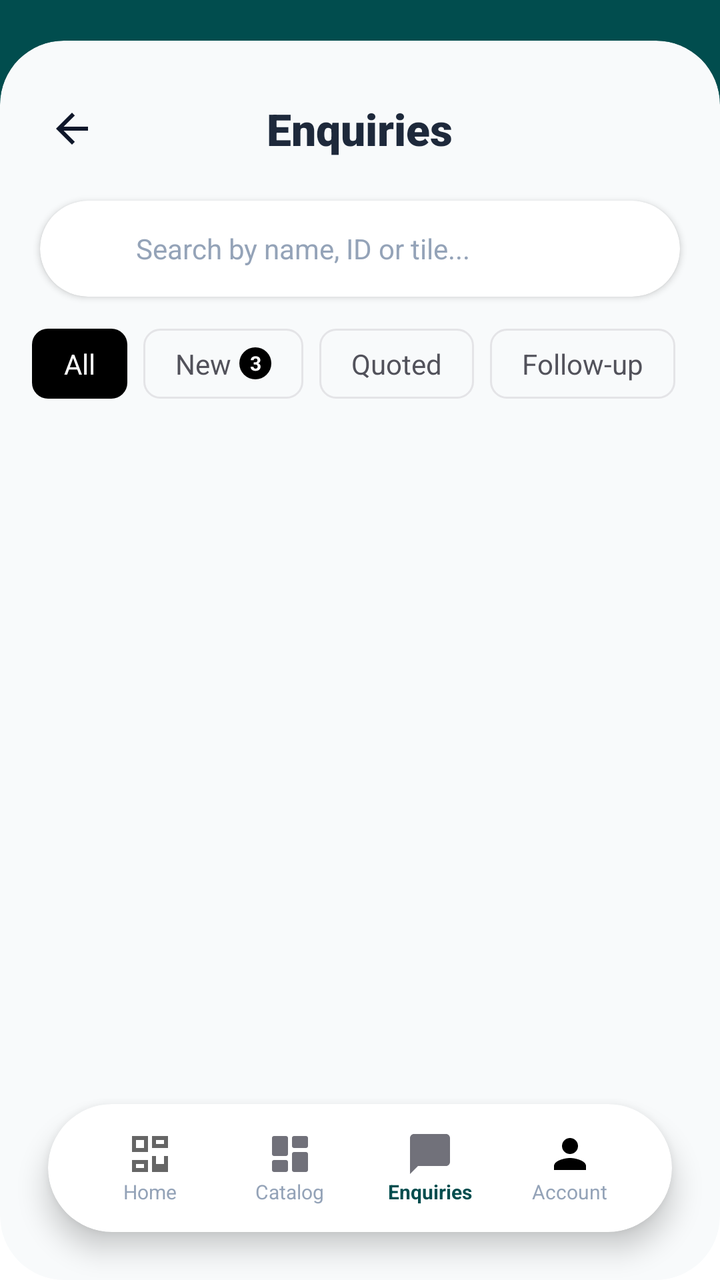
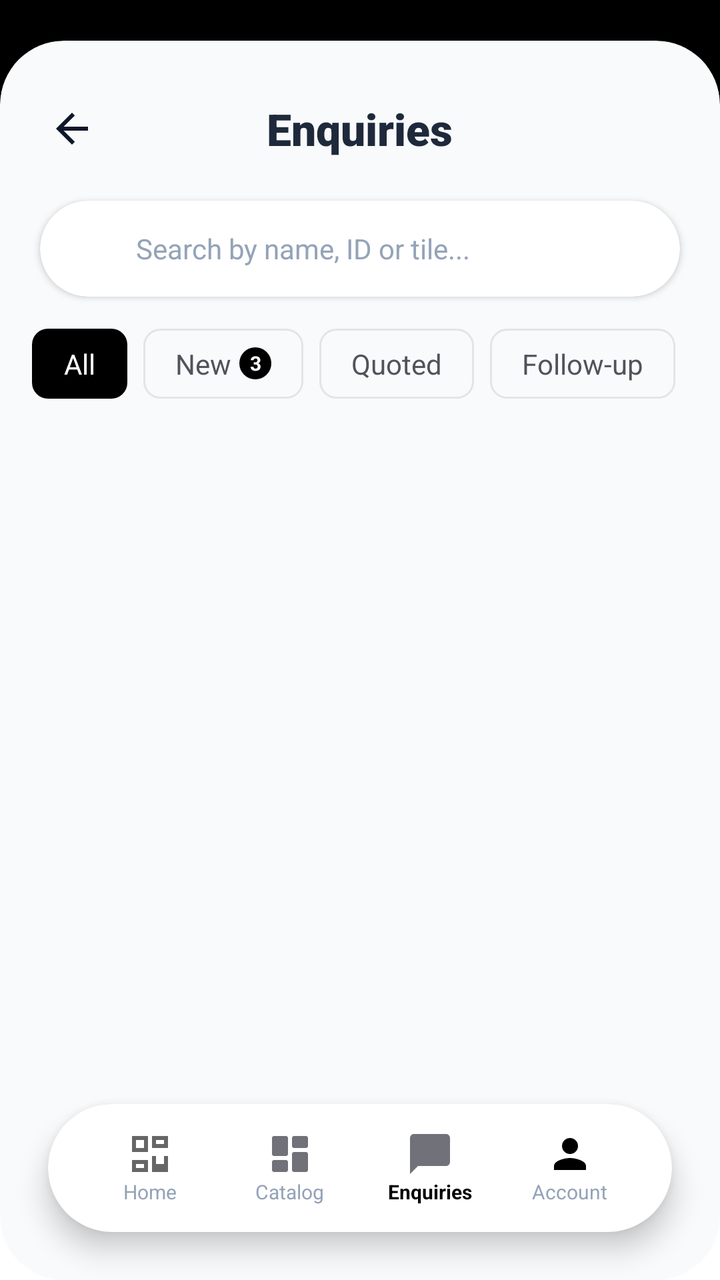

Before-and-after screenshots of an Android layout around one commit, followed by the original layout XML and the change that was made.
<!-- AndroidManifest.xml: activity theme AppTheme -->
<!-- res/layout/activity_enquiries.xml -->
<RelativeLayout xmlns:android="http://schemas.android.com/apk/res/android"
    xmlns:app="http://schemas.android.com/apk/res-auto"
    android:layout_width="match_parent"
    android:layout_height="match_parent"
    android:background="@color/background_light"
    android:fitsSystemWindows="false">

    
    <LinearLayout
        android:id="@+id/header_section"
        android:layout_width="match_parent"
        android:layout_height="80dp"
        android:background="#014d4e"
        android:orientation="vertical" />

    
    <androidx.cardview.widget.CardView
        android:layout_width="match_parent"
        android:layout_height="match_parent"
        android:layout_below="@id/header_section"
        android:layout_marginTop="-60dp"
        app:cardCornerRadius="32dp"
        app:cardElevation="0dp"
        app:cardBackgroundColor="#F8FAFB">

        <LinearLayout
            android:layout_width="match_parent"
            android:layout_height="match_parent"
            android:orientation="vertical"
            android:paddingTop="12dp">

            
            <RelativeLayout
                android:layout_width="match_parent"
                android:layout_height="wrap_content"
                android:paddingHorizontal="16dp"
                android:paddingVertical="12dp">

                <ImageView
                    android:id="@+id/btnBack"
                    android:layout_width="40dp"
                    android:layout_height="40dp"
                    android:src="@drawable/ic_arrow_back"
                    app:tint="#014d4e"
                    android:background="?attr/selectableItemBackgroundBorderless"
                    android:clickable="true"
                    android:focusable="true"
                    android:padding="8dp"
                    android:layout_alignParentStart="true"
                    android:layout_centerVertical="true" />

                <TextView
                    android:layout_width="wrap_content"
                    android:layout_height="wrap_content"
                    android:text="Enquiries"
                    android:textColor="#1E293B"
                    android:textSize="22sp"
                    android:fontFamily="sans-serif-black"
                    android:layout_centerInParent="true" />
            </RelativeLayout>

            
            <androidx.cardview.widget.CardView
                android:layout_width="match_parent"
                android:layout_height="48dp"
                android:layout_marginHorizontal="20dp"
                android:layout_marginTop="4dp"
                android:layout_marginBottom="12dp"
                app:cardCornerRadius="24dp"
                app:cardElevation="2dp"
                app:cardBackgroundColor="@color/white">
                <LinearLayout
                    android:layout_width="match_parent"
                    android:layout_height="match_parent"
                    android:gravity="center_vertical"
                    android:paddingHorizontal="16dp">
                    <ImageView
                        android:layout_width="20dp"
                        android:layout_height="20dp"
                        android:src="@drawable/ic_search"
                        app:tint="#94A3B8" />
                    <EditText
                        android:id="@+id/etSearch"
                        android:layout_width="match_parent"
                        android:layout_height="match_parent"
                        android:background="@android:color/transparent"
                        android:hint="Search by name, ID or tile..."
                        android:paddingHorizontal="12dp"
                        android:textSize="14sp"
                        android:textColor="#1E293B"
                        android:textColorHint="#94A3B8"
                        android:maxLines="1"
                        android:imeOptions="actionSearch" />
                </LinearLayout>
            </androidx.cardview.widget.CardView>

            
            <HorizontalScrollView
                android:layout_width="match_parent"
                android:layout_height="wrap_content"
                android:paddingHorizontal="16dp"
                android:paddingBottom="8dp"
                android:scrollbars="none">

                <LinearLayout
                    android:id="@+id/llFilterTabs"
                    android:layout_width="wrap_content"
                    android:layout_height="wrap_content"
                    android:orientation="horizontal"
                    android:gravity="center_vertical"
                    android:paddingVertical="4dp">

                    
                    <LinearLayout
                        android:id="@+id/btnAll"
                        android:layout_width="wrap_content"
                        android:layout_height="wrap_content"
                        android:orientation="horizontal"
                        android:background="@drawable/bg_filter_tab_selected"
                        android:paddingVertical="8dp"
                        android:paddingHorizontal="16dp"
                        android:gravity="center"
                        android:layout_marginEnd="8dp"
                        android:clickable="true"
                        android:focusable="true">

                        <TextView
                            android:layout_width="wrap_content"
                            android:layout_height="wrap_content"
                            android:text="All"
                            android:textColor="@color/white"
                            android:textSize="14sp"
                            android:textStyle="normal" />

                    </LinearLayout>

                    
                    <LinearLayout
                        android:id="@+id/btnNew"
                        android:layout_width="wrap_content"
                        android:layout_height="wrap_content"
                        android:orientation="horizontal"
                        android:background="@drawable/bg_filter_tab_unselected"
                        android:paddingVertical="8dp"
                        android:paddingHorizontal="16dp"
                        android:gravity="center"
                        android:layout_marginEnd="8dp"
                        android:clickable="true"
                        android:focusable="true">

                        <TextView
                            android:layout_width="wrap_content"
                            android:layout_height="wrap_content"
                            android:text="New"
                            android:textColor="@color/zinc_600"
                            android:textSize="14sp"
                            android:textStyle="normal" />

                        
                        <TextView
                            android:id="@+id/badgeNew"
                            android:layout_width="16dp"
                            android:layout_height="16dp"
                            android:layout_marginStart="4dp"
                            android:background="@drawable/bg_badge"
                            android:gravity="center"
                            android:text="3"
                            android:textColor="@color/white"
                            android:textSize="10sp"
                            android:textStyle="bold" />

                    </LinearLayout>

                    
                    <LinearLayout
                        android:id="@+id/btnQuoted"
                        android:layout_width="wrap_content"
                        android:layout_height="wrap_content"
                        android:orientation="horizontal"
                        android:background="@drawable/bg_filter_tab_unselected"
                        android:paddingVertical="8dp"
                        android:paddingHorizontal="16dp"
                        android:gravity="center"
                        android:layout_marginEnd="8dp"
                        android:clickable="true"
                        android:focusable="true">

                        <TextView
                            android:layout_width="wrap_content"
                            android:layout_height="wrap_content"
                            android:text="Quoted"
                            android:textColor="@color/zinc_600"
                            android:textSize="14sp"
                            android:textStyle="normal" />

                    </LinearLayout>

                    
                    <LinearLayout
                        android:id="@+id/btnFollowUp"
                        android:layout_width="wrap_content"
                        android:layout_height="wrap_content"
                        android:orientation="horizontal"
                        android:background="@drawable/bg_filter_tab_unselected"
                        android:paddingVertical="8dp"
                        android:paddingHorizontal="16dp"
                        android:gravity="center"
                        android:layout_marginEnd="8dp"
                        android:clickable="true"
                        android:focusable="true">

                        <TextView
                            android:layout_width="wrap_content"
                            android:layout_height="wrap_content"
                            android:text="Follow-up"
                            android:textColor="@color/zinc_600"
                            android:textSize="14sp"
                            android:textStyle="normal" />

                    </LinearLayout>

                    
                    <LinearLayout
                        android:id="@+id/btnResolved"
                        android:layout_width="wrap_content"
                        android:layout_height="wrap_content"
                        android:orientation="horizontal"
                        android:background="@drawable/bg_filter_tab_unselected"
                        android:paddingVertical="8dp"
                        android:paddingHorizontal="16dp"
                        android:gravity="center"
                        android:layout_marginEnd="8dp"
                        android:clickable="true"
                        android:focusable="true">

                        <TextView
                            android:layout_width="wrap_content"
                            android:layout_height="wrap_content"
                            android:text="Resolved"
                            android:textColor="@color/zinc_600"
                            android:textSize="14sp"
                            android:textStyle="normal" />

                    </LinearLayout>

                </LinearLayout>

            </HorizontalScrollView>

            
            <androidx.recyclerview.widget.RecyclerView
                android:id="@+id/recyclerView"
                android:layout_width="match_parent"
                android:layout_height="0dp"
                android:layout_weight="1"
                android:clipToPadding="false"
                android:padding="16dp"
                android:paddingBottom="100dp" />

        </LinearLayout>

        
        <ProgressBar
            android:id="@+id/progressBar"
            android:layout_width="wrap_content"
            android:layout_height="wrap_content"
            android:layout_gravity="center"
            android:visibility="gone"
            android:indeterminateTint="#014d4e" />

    </androidx.cardview.widget.CardView>

    
    <androidx.cardview.widget.CardView
        android:layout_width="match_parent"
        android:layout_height="64dp"
        android:layout_alignParentBottom="true"
        android:layout_marginHorizontal="24dp"
        android:layout_marginBottom="24dp"
        app:cardCornerRadius="32dp"
        app:cardElevation="8dp"
        app:cardBackgroundColor="@color/white">

        <LinearLayout
            android:layout_width="match_parent"
            android:layout_height="match_parent"
            android:orientation="horizontal"
            android:gravity="center_vertical"
            android:paddingHorizontal="16dp">

            
            <LinearLayout
                android:id="@+id/bottomDashboard"
                android:layout_width="0dp"
                android:layout_height="match_parent"
                android:layout_weight="1"
                android:orientation="vertical"
                android:gravity="center"
                android:clickable="true"
                android:focusable="true"
                android:background="?attr/selectableItemBackgroundBorderless">
                <ImageView
                    android:layout_width="24dp"
                    android:layout_height="24dp"
                    android:src="@drawable/ic_dashboard"
                    app:tint="#94A3B8" />
                <TextView
                    android:layout_width="wrap_content"
                    android:layout_height="wrap_content"
                    android:text="Home"
                    android:textSize="10sp"
                    android:textColor="#94A3B8" />
            </LinearLayout>

            
            <LinearLayout
                android:id="@+id/bottomInventory"
                android:layout_width="0dp"
                android:layout_height="match_parent"
                android:layout_weight="1"
                android:orientation="vertical"
                android:gravity="center"
                android:clickable="true"
                android:focusable="true"
                android:background="?attr/selectableItemBackgroundBorderless">
                <ImageView
                    android:layout_width="24dp"
                    android:layout_height="24dp"
                    android:src="@drawable/ic_category"
                    app:tint="#94A3B8" />
                <TextView
                    android:layout_width="wrap_content"
                    android:layout_height="wrap_content"
                    android:text="Catalog"
                    android:textSize="10sp"
                    android:textColor="#94A3B8" />
            </LinearLayout>

            
            <LinearLayout
                android:id="@+id/bottomQuotes"
                android:layout_width="0dp"
                android:layout_height="match_parent"
                android:layout_weight="1"
                android:orientation="vertical"
                android:gravity="center"
                android:clickable="true"
                android:focusable="true"
                android:background="?attr/selectableItemBackgroundBorderless">
                <ImageView
                    android:layout_width="24dp"
                    android:layout_height="24dp"
                    android:src="@drawable/ic_chat"
                    app:tint="#014d4e" />
                <TextView
                    android:layout_width="wrap_content"
                    android:layout_height="wrap_content"
                    android:text="Enquiries"
                    android:textSize="10sp"
                    android:textColor="#014d4e"
                    android:textStyle="bold" />
            </LinearLayout>

            
            <LinearLayout
                android:id="@+id/bottomAccount"
                android:layout_width="0dp"
                android:layout_height="match_parent"
                android:layout_weight="1"
                android:orientation="vertical"
                android:gravity="center"
                android:clickable="true"
                android:focusable="true"
                android:background="?attr/selectableItemBackgroundBorderless">
                <ImageView
                    android:layout_width="24dp"
                    android:layout_height="24dp"
                    android:src="@drawable/ic_person"
                    app:tint="#94A3B8" />
                <TextView
                    android:layout_width="wrap_content"
                    android:layout_height="wrap_content"
                    android:text="Account"
                    android:textSize="10sp"
                    android:textColor="#94A3B8" />
            </LinearLayout>

        </LinearLayout>
    </androidx.cardview.widget.CardView>

</RelativeLayout>
<!-- resources referenced by this layout -->
<resources>
  <color name="background_light">#ffffff</color>
  <color name="white">#FFFFFFFF</color>
  <color name="zinc_600">#52525b</color>
  <!-- drawable bg_badge (drawable) -->
  <?xml version="1.0" encoding="utf-8"?>
  <shape xmlns:android="http://schemas.android.com/apk/res/android">
      <solid android:color="@color/black" />
      <corners android:radius="12dp" />
  </shape>
  <!-- drawable bg_filter_tab_selected (drawable) -->
  <?xml version="1.0" encoding="utf-8"?>
  <shape xmlns:android="http://schemas.android.com/apk/res/android">
      <solid android:color="#000000"/>
      <corners android:radius="8dp"/>
  </shape>
  <!-- drawable bg_filter_tab_unselected (drawable) -->
  <?xml version="1.0" encoding="utf-8"?>
  <shape xmlns:android="http://schemas.android.com/apk/res/android">
      
      <solid android:color="@android:color/transparent" />
  
      
      <stroke
          android:width="1dp"
          android:color="@color/zinc_200" />
  
      
      <corners android:radius="8dp" />
  
      
      <padding
          android:left="1dp"
          android:top="1dp"
          android:right="1dp"
          android:bottom="1dp" />
  </shape>
  <!-- drawable ic_arrow_back (drawable) -->
  <?xml version="1.0" encoding="utf-8"?>
  <vector xmlns:android="http://schemas.android.com/apk/res/android"
      android:width="24dp"
      android:height="24dp"
      android:viewportWidth="24"
      android:viewportHeight="24"
      android:tint="@color/slate_900">
      <path
          android:fillColor="@android:color/white"
          android:pathData="M20,11H7.83l5.59,-5.59L12,4l-8,8 8,8 1.41,-1.41L7.83,13H20v-2z"/>
  </vector>
  <!-- drawable ic_chat (drawable) -->
  <vector xmlns:android="http://schemas.android.com/apk/res/android"
      android:width="24dp"
      android:height="24dp"
      android:viewportWidth="24"
      android:viewportHeight="24">
      <path
          android:fillColor="#71717A"
          android:pathData="M20,2H4c-1.1,0 -2,0.9 -2,2v18l4,-4h14c1.1,0 2,-0.9 2,-2V4c0,-1.1 -0.9,-2 -2,-2z"/>
  </vector>
  <!-- drawable ic_dashboard (drawable) -->
  <?xml version="1.0" encoding="utf-8"?>
  <vector xmlns:android="http://schemas.android.com/apk/res/android"
      android:width="24dp"
      android:height="24dp"
      android:viewportWidth="24"
      android:viewportHeight="24"
      android:tint="?attr/colorControlNormal">
      <path
          android:fillColor="@android:color/white"
          android:pathData="M19,5v2h-4L15,5h4M9,5v4L5,9L5,5h4M19,13v4h-4v-4h4M9,17v2L5,19v-2h4M21,3h-8v6h8L21,3zM11,3L3,3v8h8L11,3zM21,13h-8v8h8v-8zM11,15L3,15v6h8v-6z"/>
  </vector>
  <!-- drawable ic_person (drawable) -->
  <vector xmlns:android="http://schemas.android.com/apk/res/android"
      android:width="24dp"
      android:height="24dp"
      android:viewportWidth="24"
      android:viewportHeight="24">
      <path
          android:fillColor="#000000"
          android:pathData="M12,12c2.21,0 4,-1.79 4,-4s-1.79,-4 -4,-4 -4,1.79 -4,4 1.79,4 4,4zM12,14c-2.67,0 -8,1.34 -8,4v2h16v-2c0,-2.66 -5.33,-4 -8,-4z"/>
  </vector>
  <!-- drawable ic_search (drawable) -->
  <vector xmlns:android="http://schemas.android.com/apk/res/android"
      android:width="24dp"
      android:height="24dp"
      android:viewportWidth="24"
      android:viewportHeight="24">
      <path
          android:fillColor="@color/white"
          android:pathData="M15.5 14h-0.79l-0.28-0.27C15.41 12.59 16 11.11 16 9.5 16 5.91 13.09 3 9.5 3S3 5.91 3 9.5 5.91 16 9.5 16c1.61 0 3.09-0.59 4.23-1.57l0.27 0.28v0.79l5 4.99L20.49 19l-4.99-5zm-6 0C7.01 14 5 11.99 5 9.5S7.01 5 9.5 5 14 7.01 14 9.5 11.99 14 9.5 14z" />
  </vector>
  <color name="black">#FF000000</color>
  <color name="zinc_200">#e4e4e7</color>
  <color name="slate_900">#0F172A</color>
  <color name="primary">#0F0F0F</color>
  <!-- unchanged entries left out for length: 2 -->
</resources>

<!-- the commit's change to res/layout/activity_enquiries.xml (unified diff, before → after) -->
@@ -10,7 +10,7 @@
         android:id="@+id/header_section"
         android:layout_width="match_parent"
         android:layout_height="80dp"
-        android:background="#014d4e"
+        android:background="#000000"
         android:orientation="vertical" />
 
     
@@ -41,7 +41,7 @@
                     android:layout_width="40dp"
                     android:layout_height="40dp"
                     android:src="@drawable/ic_arrow_back"
-                    app:tint="#014d4e"
+                    app:tint="#000000"
                     android:background="?attr/selectableItemBackgroundBorderless"
                     android:clickable="true"
                     android:focusable="true"
@@ -266,7 +266,7 @@
             android:layout_height="wrap_content"
             android:layout_gravity="center"
             android:visibility="gone"
-            android:indeterminateTint="#014d4e" />
+            android:indeterminateTint="#000000" />
 
     </androidx.cardview.widget.CardView>
 
@@ -351,13 +351,13 @@
                     android:layout_width="24dp"
                     android:layout_height="24dp"
                     android:src="@drawable/ic_chat"
-                    app:tint="#014d4e" />
+                    app:tint="#000000" />
                 <TextView
                     android:layout_width="wrap_content"
                     android:layout_height="wrap_content"
                     android:text="Enquiries"
                     android:textSize="10sp"
-                    android:textColor="#014d4e"
+                    android:textColor="#000000"
                     android:textStyle="bold" />
             </LinearLayout>
 
